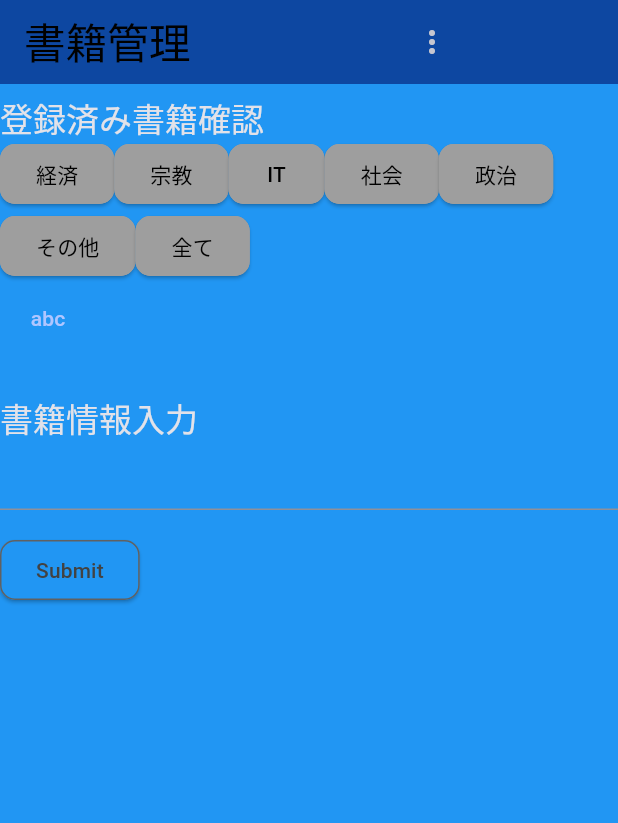
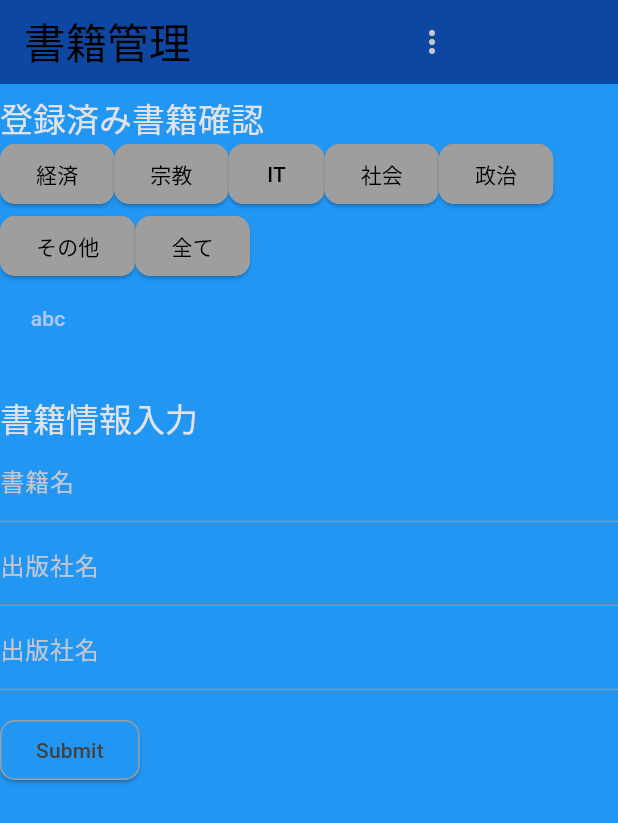
Before and after one commit to of3jlmssoo/bookmgr, a Flutter app: the screen it shows after launch, on a phone screen of 412 x 824 dp. Shown: the top 823 px of the screen. Run offline on Flutter 3.47's test engine with Material 3 defaults, Android fonts, the phone set to English and light mode, and no system bars; our stand-ins replace flutter_riverpod, go_router, logger, riverpod_annotation, sqflite_common_ffi; accounts and stored records are empty; generated files the repository leaves out were written again.

Commit message:
book input

```diff
--- a/lib/main.dart
+++ b/lib/main.dart
@@ -123,13 +123,38 @@ class InputBookForm extends StatelessWidget {
         children: [
           TextFormField(
             // The validator receives the text that the user has entered.
+            decoration: const InputDecoration(labelText: "書籍名"),
+            onSaved: (String? value) {},
             validator: (value) {
               if (value == null || value.isEmpty) {
-                return 'Please enter some text';
+                return '書籍名を入力してください';
               }
               return null;
             },
           ),
+          TextFormField(
+            // The validator receives the text that the user has entered.
+            decoration: const InputDecoration(labelText: "出版社名"),
+            onSaved: (String? value) {},
+            validator: (value) {
+              if (value == null || value.isEmpty) {
+                return '出版社名を入力してください';
+              }
+              return null;
+            },
+          ),
+          TextFormField(
+            // The validator receives the text that the user has entered.
+            decoration: const InputDecoration(labelText: "出版社名"),
+            onSaved: (String? value) {},
+            validator: (value) {
+              if (value == null || value.isEmpty) {
+                return '出版社名を入力してください';
+              }
+              return null;
+            },
+          ),
+
           Padding(
             padding: const EdgeInsets.symmetric(vertical: 16),
             child: ElevatedButton(
--- a/lib/maintheme.dart
+++ b/lib/maintheme.dart
@@ -17,7 +17,7 @@ ThemeData mainTheme() {
         foregroundColor: WidgetStatePropertyAll(Colors.grey.shade800),
         // shape: RoundedRectangleBorder(borderRadius: BorderRadius.circular(10.0)),
         shape: WidgetStatePropertyAll(RoundedRectangleBorder(borderRadius: BorderRadius.circular(10))),
-        side: WidgetStatePropertyAll(BorderSide(color: Colors.grey.shade700)),
+        side: WidgetStatePropertyAll(BorderSide(color: Colors.grey.shade500)),
       ),
     ),
     textTheme: TextTheme(
```
